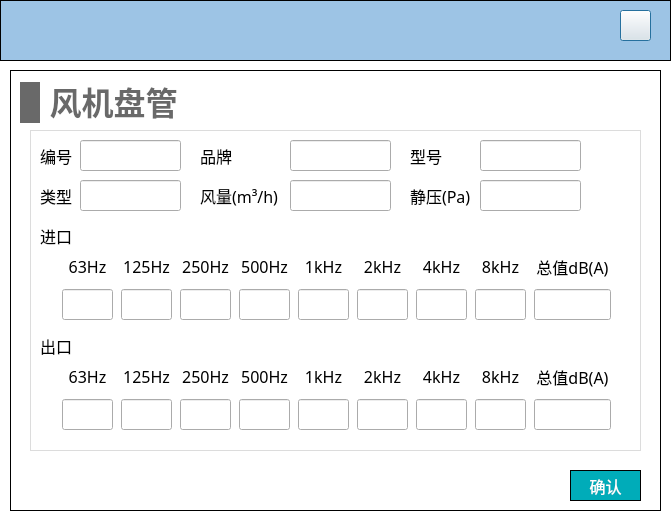
First picture: the form in NoiseCalSoft/inputDialog/dialog_fancoil_noise.ui, repository haobana/NoiCal, before the edit.
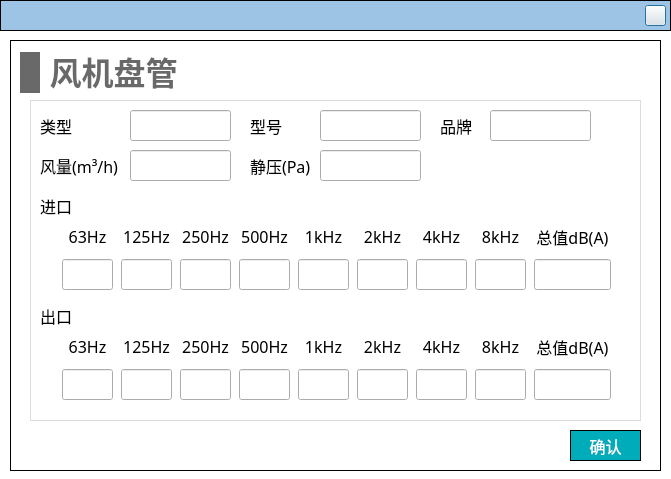
Second picture: the form after the edit. Icons and pictures are not drawn.

```diff
--- a/NoiseCalSoft/inputDialog/dialog_fancoil_noise.ui
+++ b/NoiseCalSoft/inputDialog/dialog_fancoil_noise.ui
@@ -7,15 +7,9 @@
     <x>0</x>
     <y>0</y>
     <width>671</width>
-    <height>519</height>
+    <height>479</height>
    </rect>
   </property>
-  <property name="minimumSize">
-   <size>
-    <width>671</width>
-    <height>519</height>
-   </size>
-  </property>
   <property name="windowTitle">
    <string>Dialog</string>
   </property>
@@ -43,7 +37,7 @@
      <x>0</x>
      <y>0</y>
      <width>671</width>
-     <height>61</height>
+     <height>31</height>
     </rect>
    </property>
    <property name="styleSheet">
@@ -57,10 +51,10 @@
    <widget class="QPushButton" name="close">
     <property name="geometry">
      <rect>
-      <x>620</x>
-      <y>10</y>
-      <width>31</width>
-      <height>31</height>
+      <x>645</x>
+      <y>5</y>
+      <width>21</width>
+      <height>21</height>
      </rect>
     </property>
     <property name="styleSheet">
@@ -75,9 +69,9 @@
    <property name="geometry">
     <rect>
      <x>10</x>
-     <y>70</y>
+     <y>40</y>
      <width>651</width>
-     <height>441</height>
+     <height>431</height>
     </rect>
    </property>
    <property name="styleSheet">
@@ -1169,29 +1163,10 @@
       </item>
      </layout>
     </widget>
-    <widget class="QLabel" name="label_4">
-     <property name="geometry">
-      <rect>
-       <x>10</x>
-       <y>10</y>
-       <width>41</width>
-       <height>31</height>
-      </rect>
-     </property>
-     <property name="font">
-      <font>
-       <family>Microsoft YaHei</family>
-       <pointsize>-1</pointsize>
-      </font>
-     </property>
-     <property name="text">
-      <string>编号</string>
-     </property>
-    </widget>
     <widget class="QLineEdit" name="lineEdit_static_pressure">
      <property name="geometry">
       <rect>
-       <x>450</x>
+       <x>290</x>
        <y>50</y>
        <width>101</width>
        <height>31</height>
@@ -1245,7 +1220,7 @@
     <widget class="QLineEdit" name="lineEdit_brand">
      <property name="geometry">
       <rect>
-       <x>260</x>
+       <x>460</x>
        <y>10</y>
        <width>101</width>
        <height>31</height>
@@ -1261,7 +1236,7 @@
     <widget class="QLabel" name="label_17">
      <property name="geometry">
       <rect>
-       <x>380</x>
+       <x>220</x>
        <y>50</y>
        <width>61</width>
        <height>31</height>
@@ -1280,7 +1255,7 @@
     <widget class="QLabel" name="label_18">
      <property name="geometry">
       <rect>
-       <x>380</x>
+       <x>220</x>
        <y>10</y>
        <width>41</width>
        <height>31</height>
@@ -1299,7 +1274,7 @@
     <widget class="QLineEdit" name="lineEdit_air_volume">
      <property name="geometry">
       <rect>
-       <x>260</x>
+       <x>100</x>
        <y>50</y>
        <width>101</width>
        <height>31</height>
@@ -1315,7 +1290,7 @@
     <widget class="QLabel" name="label_5">
      <property name="geometry">
       <rect>
-       <x>170</x>
+       <x>410</x>
        <y>10</y>
        <width>41</width>
        <height>31</height>
@@ -1331,26 +1306,10 @@
       <string>品牌</string>
      </property>
     </widget>
-    <widget class="QLineEdit" name="lineEdit_number">
-     <property name="geometry">
-      <rect>
-       <x>50</x>
-       <y>10</y>
-       <width>101</width>
-       <height>31</height>
-      </rect>
-     </property>
-     <property name="font">
-      <font>
-       <family>Microsoft YaHei</family>
-       <pointsize>-1</pointsize>
-      </font>
-     </property>
-    </widget>
     <widget class="QLabel" name="label_6">
      <property name="geometry">
       <rect>
-       <x>170</x>
+       <x>10</x>
        <y>50</y>
        <width>81</width>
        <height>31</height>
@@ -1369,7 +1328,7 @@
     <widget class="QLineEdit" name="lineEdit_model">
      <property name="geometry">
       <rect>
-       <x>450</x>
+       <x>290</x>
        <y>10</y>
        <width>101</width>
        <height>31</height>
@@ -1385,8 +1344,8 @@
     <widget class="QLineEdit" name="lineEdit_type">
      <property name="geometry">
       <rect>
-       <x>50</x>
-       <y>50</y>
+       <x>100</x>
+       <y>10</y>
        <width>101</width>
        <height>31</height>
       </rect>
@@ -1402,7 +1361,7 @@
      <property name="geometry">
       <rect>
        <x>10</x>
-       <y>50</y>
+       <y>10</y>
        <width>41</width>
        <height>31</height>
       </rect>
@@ -1422,7 +1381,7 @@
     <property name="geometry">
      <rect>
       <x>560</x>
-      <y>400</y>
+      <y>390</y>
       <width>71</width>
       <height>31</height>
      </rect>
```
